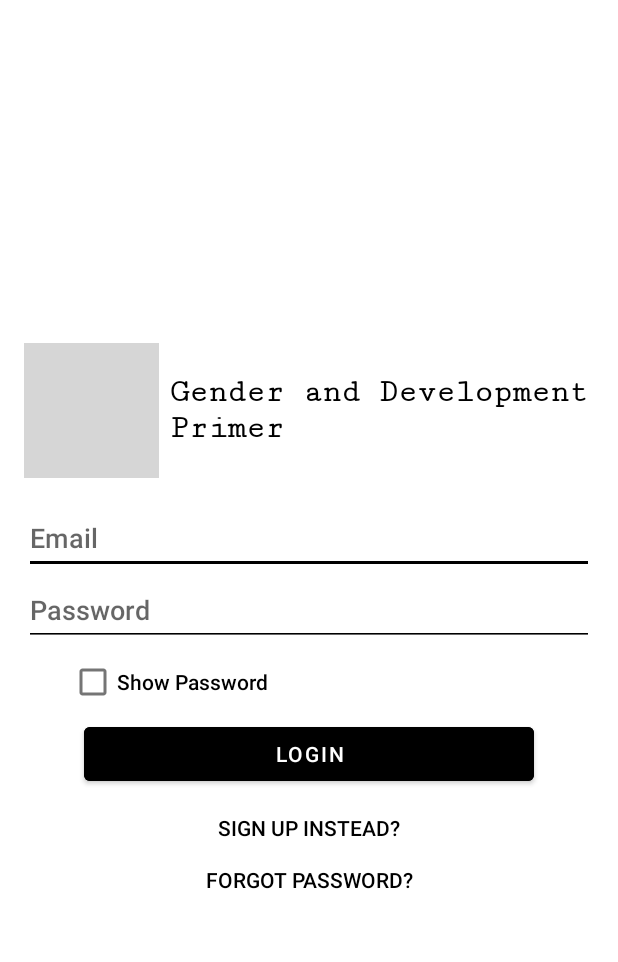
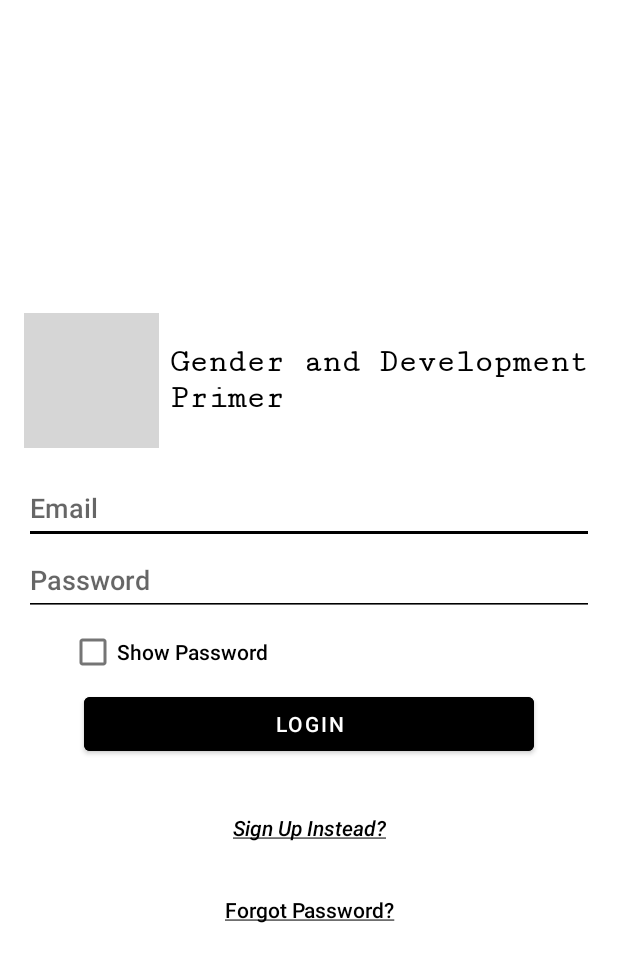
Before and after one commit to Castorito/Gender-and-Development-Primer, an Android app: the layout activity_login.xml on its own in the app's theme, with its tools: preview values and no code run, on a phone screen of 412 x 824 dp. Shown: the top 962 px of the screen. Run offline under Robolectric (Android 15) with nearby library versions, the phone set to English and light mode, and no system bars; grey boxes are pictures that could not be loaded.

Commit message:
set up Demo PDF Files for teacher done, nav bar activity bug fixed, and other bugs fixed.

```diff
--- a/app/src/main/java/com/genderanddevelopmentprimer/app/mainfunctions/Login.java
+++ b/app/src/main/java/com/genderanddevelopmentprimer/app/mainfunctions/Login.java
@@ -69,8 +69,8 @@ public class Login extends AppCompatActivity {
 
         //account logged in
         if (fAuth.getCurrentUser() != null) {
-            FirebaseUser newUser = fAuth.getCurrentUser();
-            if (newUser.isEmailVerified()) {
+            FirebaseUser getUser = fAuth.getCurrentUser();
+            if (getUser.isEmailVerified()) {
                 startActivity(new Intent(getApplicationContext(), HomeScreen.class));
                 finish();
             }
--- a/app/src/main/java/com/genderanddevelopmentprimer/app/mainfunctions/Register.java
+++ b/app/src/main/java/com/genderanddevelopmentprimer/app/mainfunctions/Register.java
@@ -182,7 +182,7 @@ public class Register extends AppCompatActivity {
                 retypePass.setError("Retype your password.");
             } else if (!varPassword.equals(varRetypePass)) {
                 retypePass.setError("Password not the same!");
-            }else {
+            } else {
 
                 loading.setVisibility(View.VISIBLE);
                 getWindow().setFlags(WindowManager.LayoutParams.FLAG_NOT_TOUCHABLE, WindowManager.LayoutParams.FLAG_NOT_TOUCHABLE);
@@ -217,7 +217,7 @@ public class Register extends AppCompatActivity {
 
                         }).addOnFailureListener(e -> Toast.makeText(Register.this, e.getMessage(), Toast.LENGTH_SHORT).show());
                     } else {
-                        Toast.makeText(Register.this, "Error " + Objects.requireNonNull(task.getException()).getMessage(), Toast.LENGTH_SHORT).show();
+                        Toast.makeText(Register.this, "Error: " + Objects.requireNonNull(task.getException()).getMessage(), Toast.LENGTH_SHORT).show();
                         loading.setVisibility(View.INVISIBLE);
                         getWindow().clearFlags(WindowManager.LayoutParams.FLAG_NOT_TOUCHABLE);
                     }
--- a/app/src/main/java/com/genderanddevelopmentprimer/app/mainfunctions/Settings.java
+++ b/app/src/main/java/com/genderanddevelopmentprimer/app/mainfunctions/Settings.java
@@ -55,6 +55,7 @@ public class Settings extends AppCompatActivity {
         fStore = FirebaseFirestore.getInstance();
         user = fAuth.getCurrentUser();
 
+        if (user != null){
             DocumentReference documentReference = fStore.collection("users").document(user.getUid());
             documentReference.addSnapshotListener(this, (value, error) -> {
                 if (value != null) {
@@ -67,6 +68,7 @@ public class Settings extends AppCompatActivity {
                     usertype.setText(value.getString("userType"));
                 }
             });
+        }
 
         btnChangePass.setOnClickListener(v -> showCustomChangePass());
 
--- a/app/src/main/res/layout/activity_login.xml
+++ b/app/src/main/res/layout/activity_login.xml
@@ -71,8 +71,8 @@
             <CheckBox
                 android:id="@+id/showPass"
                 android:layout_width="wrap_content"
+                android:layout_height="wrap_content"
                 android:minWidth="320dp"
-                android:layout_height="wrap_content"
                 android:text="Show Password" />
 
             <Button
@@ -83,21 +83,21 @@
 
             <TextView
                 android:id="@+id/btn_signUp"
-                android:layout_width="wrap_content"
+                android:layout_width="match_parent"
                 android:layout_height="wrap_content"
-                android:layout_margin="15dp"
+                android:layout_marginTop="25dp"
+                android:padding="10dp"
                 android:text="@string/sign_up_instead"
                 android:textAlignment="center"
-                android:textAllCaps="true"
-                android:textStyle="bold|italic" />
+                android:textStyle="italic" />
 
             <TextView
                 android:id="@+id/btn_forgotPass"
                 android:layout_width="match_parent"
                 android:layout_height="wrap_content"
+                android:layout_marginTop="25dp"
                 android:text="@string/forgot_password"
-                android:textAlignment="center"
-                android:textAllCaps="true" />
+                android:textAlignment="center" />
         </LinearLayout>
     </ScrollView>
 
--- a/app/src/main/res/menu/drawer_menu_teacher.xml
+++ b/app/src/main/res/menu/drawer_menu_teacher.xml
@@ -14,10 +14,12 @@
         android:id="@+id/teacher_common_fragment_3"
         android:icon="@drawable/ic_content"
         android:title="@string/history_of_gender_and_development_in_cvsu_ccc" />
+
     <item
         android:id="@+id/teacher_fragment_1"
         android:icon="@drawable/ic_content"
         android:title="@string/gender_sensitivity_training_module" />
+
     <item
         android:id="@+id/teacher_fragment_2"
         android:icon="@drawable/ic_content"
--- a/app/src/main/res/values-night/strings.xml
+++ b/app/src/main/res/values-night/strings.xml
@@ -1,13 +1,14 @@
 <?xml version="1.0" encoding="utf-8"?>
 <resources>
-    <string name="sign_up_instead">sign up instead?</string>
-    <string name="forgot_password">forgot password?</string>
+    <string name="app_name">Gender and Development Primer</string>
+    <string name="sign_up_instead"><u>Sign Up Instead?</u></string>
+    <string name="forgot_password"><u>Forgot Password?</u></string>
     <string name="login">Login</string>
     <string name="password">Password</string>
     <string name="email">Email</string>
     <string name="legal_mandates_of_gad">Legal Mandates of GAD</string>
     <string name="various_forms_of_violence">Various forms of violence</string>
-    <string name="gender_sensitivity_training_module">Gender Sensitivity Module</string>
+    <string name="gender_sensitivity_training_module">Gender Sensitivity Training Module</string>
     <string name="history_of_gender_and_development_in_cvsu_ccc">History of Gender and Development in CvCU-CCC</string>
     <string name="history_of_gender_and_development_resource_center">History of Gender and Development Resource Center</string>
     <string name="brief_history_of_gender_and_development_in_the_philippines">Brief History of Gender and Development in the Philippines</string>
@@ -16,12 +17,14 @@
     <string name="gender_analysis_tools">Gender Analysis Tools</string>
     <string name="gender_mainstreaming_evaluation_framework">Gender Mainstreaming Evaluation Framework</string>
     <string name="gad_planning_and_budgeting">GAD Planning and Budgeting</string>
+    <string name="open">Open Drawer</string>
+    <string name="close">Close Drawer</string>
     <string-array name="userType">
         <item>Student</item>
         <item>Teacher</item>
     </string-array>
     <string-array name="sex">
-    <item>Male</item>
-    <item>Female</item>
+        <item>Male</item>
+        <item>Female</item>
     </string-array>
 </resources>
--- a/app/src/main/res/values-night/themes.xml
+++ b/app/src/main/res/values-night/themes.xml
@@ -19,6 +19,7 @@
         <item name="android:textFontWeight">600</item>
         <item name="android:textColor">@color/white</item>
         <item name="android:backgroundTint">@color/white</item>
+        <item name="android:fontFamily">sans-serif</item>
     </style>
     <style name="toolbarStyle" parent="Widget.MaterialComponents.Toolbar">
         <item name="android:background">#59595C</item>
--- a/app/src/main/res/values/strings.xml
+++ b/app/src/main/res/values/strings.xml
@@ -1,13 +1,13 @@
 <resources>
     <string name="app_name">Gender and Development Primer</string>
-    <string name="sign_up_instead">sign up instead?</string>
-    <string name="forgot_password">forgot password?</string>
+    <string name="sign_up_instead"><u>Sign Up Instead?</u></string>
+    <string name="forgot_password"><u>Forgot Password?</u></string>
     <string name="login">Login</string>
     <string name="password">Password</string>
     <string name="email">Email</string>
     <string name="legal_mandates_of_gad">Legal Mandates of GAD</string>
     <string name="various_forms_of_violence">Various forms of violence</string>
-    <string name="gender_sensitivity_training_module">Gender Sensitivity Module</string>
+    <string name="gender_sensitivity_training_module">Gender Sensitivity Training Module</string>
     <string name="history_of_gender_and_development_in_cvsu_ccc">History of Gender and Development in CvCU-CCC</string>
     <string name="history_of_gender_and_development_resource_center">History of Gender and Development Resource Center</string>
     <string name="brief_history_of_gender_and_development_in_the_philippines">Brief History of Gender and Development in the Philippines</string>
--- a/app/src/main/res/values/themes.xml
+++ b/app/src/main/res/values/themes.xml
@@ -20,6 +20,7 @@
         <item name="android:textFontWeight">600</item>
         <item name="android:textColor">@color/black</item>
         <item name="android:backgroundTint">@color/black</item>
+        <item name="android:fontFamily">sans-serif</item>
     </style>
     <style name="toolbarStyle" parent="Widget.MaterialComponents.Toolbar">
         <item name="android:background">#B9B7BD</item>
```
Also changed, not shown: app/src/main/java/com/genderanddevelopmentprimer/app/navbaractivity/DrawerActivity.java (+6 -3 lines), app/src/main/java/com/genderanddevelopmentprimer/app/studentfragment/StudentFrag1.java (+16 -1 lines), app/src/main/java/com/genderanddevelopmentprimer/app/teacherfragment/TeacherFrag1.java (+16 -1 lines), app/src/main/java/com/genderanddevelopmentprimer/app/teacherfragment/TeacherFrag2.java (+16 -1 lines), app/src/main/java/com/genderanddevelopmentprimer/app/teacherfragment/TeacherFrag3.java (+16 -1 lines), app/src/main/java/com/genderanddevelopmentprimer/app/teacherfragment/TeacherFrag4.java (+16 -1 lines), app/src/main/java/com/genderanddevelopmentprimer/app/teacherfragment/TeacherFrag5.java (+16 -1 lines), app/src/main/java/com/genderanddevelopmentprimer/app/teacherfragment/TeacherFrag6.java (+16 -1 lines), app/src/main/java/com/genderanddevelopmentprimer/app/teacherfragment/TeacherFrag7.java (+16 -1 lines), app/src/main/java/com/genderanddevelopmentprimer/app/teacherfragment/TeacherFrag8.java (+16 -1 lines). Lines whose indentation alone changed are shown as unchanged.
